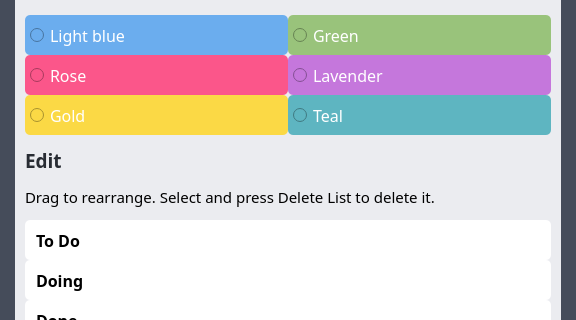
First picture: the form in src/ui/board_settings.ui, repository dulapahv/Kanbaru, before the edit; both pictures show x 0 to 576 and y 200 to 520 of the 576 by 678 pixel window.
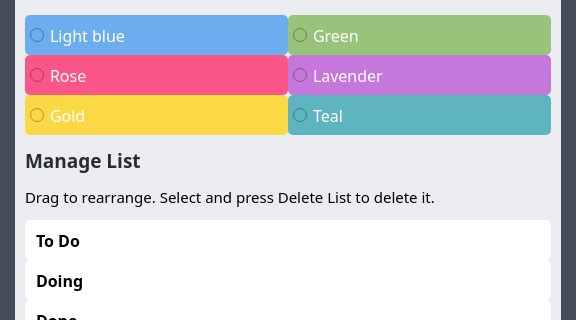
Second picture: the form after the edit.

Patch:
```diff
--- a/src/ui/board_settings.ui
+++ b/src/ui/board_settings.ui
@@ -352,7 +352,7 @@
                  <string notr="true">color: #282c33;</string>
                 </property>
                 <property name="text">
-                 <string>Edit</string>
+                 <string>Manage List</string>
                 </property>
                </widget>
               </item>
```
Left out of the diff: 16 changed lines with no effect on the pictures.
